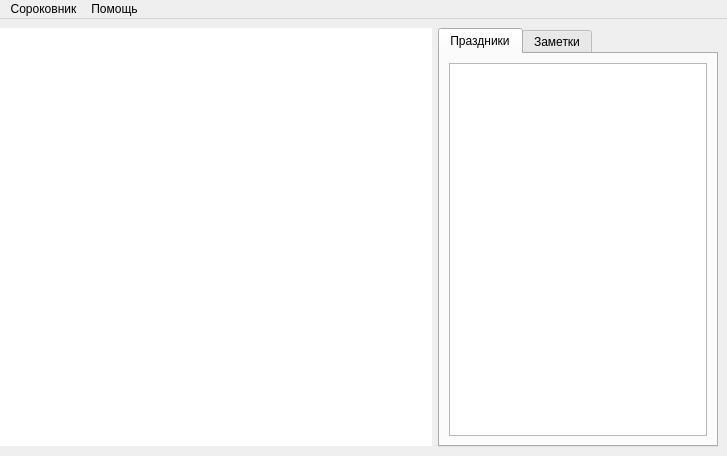
lynx-r1/Slavo-Arian-Calendar, file src/sorokovnikapp/sorokovnikapp.ui: the form before one commit.
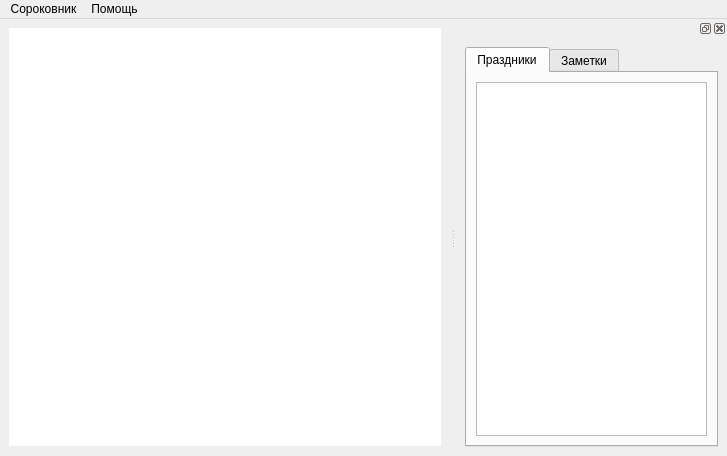
The form after the commit.

Patch:
```diff
--- a/src/sorokovnikapp/sorokovnikapp.ui
+++ b/src/sorokovnikapp/sorokovnikapp.ui
@@ -15,9 +15,6 @@
   </property>
   <widget class="QWidget" name="centralwidget">
    <layout class="QHBoxLayout" name="horizontalLayout">
-    <property name="leftMargin">
-     <number>0</number>
-    </property>
     <item>
      <widget class="QGraphicsView" name="mSorokovnikGraphicsView">
       <property name="sizePolicy">
@@ -37,47 +34,6 @@
       </property>
      </widget>
     </item>
-    <item>
-     <widget class="QTabWidget" name="mTabWidget">
-      <property name="currentIndex">
-       <number>0</number>
-      </property>
-      <widget class="QWidget" name="mPrazdnikiTab">
-       <attribute name="title">
-        <string>Праздники</string>
-       </attribute>
-       <layout class="QVBoxLayout" name="verticalLayout">
-        <item>
-         <widget class="QTextEdit" name="mPrazdnikiTextEdit">
-          <property name="horizontalScrollBarPolicy">
-           <enum>Qt::ScrollBarAlwaysOff</enum>
-          </property>
-          <property name="readOnly">
-           <bool>true</bool>
-          </property>
-         </widget>
-        </item>
-       </layout>
-      </widget>
-      <widget class="QWidget" name="mZametkiTab">
-       <attribute name="title">
-        <string>Заметки</string>
-       </attribute>
-       <layout class="QVBoxLayout" name="verticalLayout_2">
-        <item>
-         <widget class="QTextEdit" name="mZametkiTextEdit">
-          <property name="horizontalScrollBarPolicy">
-           <enum>Qt::ScrollBarAlwaysOff</enum>
-          </property>
-          <property name="autoFormatting">
-           <set>QTextEdit::AutoAll</set>
-          </property>
-         </widget>
-        </item>
-       </layout>
-      </widget>
-     </widget>
-    </item>
    </layout>
   </widget>
   <widget class="QMenuBar" name="mMenuBar">
@@ -106,6 +62,62 @@
    <addaction name="menu"/>
    <addaction name="menu_2"/>
   </widget>
+  <widget class="QDockWidget" name="dockWidget">
+   <property name="sizePolicy">
+    <sizepolicy hsizetype="Expanding" vsizetype="Expanding">
+     <horstretch>0</horstretch>
+     <verstretch>0</verstretch>
+    </sizepolicy>
+   </property>
+   <attribute name="dockWidgetArea">
+    <number>2</number>
+   </attribute>
+   <widget class="QWidget" name="dockWidgetContents">
+    <layout class="QHBoxLayout" name="horizontalLayout_2">
+     <item>
+      <widget class="QTabWidget" name="mTabWidget">
+       <property name="currentIndex">
+        <number>0</number>
+       </property>
+       <widget class="QWidget" name="mPrazdnikiTab">
+        <attribute name="title">
+         <string>Праздники</string>
+        </attribute>
+        <layout class="QVBoxLayout" name="verticalLayout">
+         <item>
+          <widget class="QTextEdit" name="mPrazdnikiTextEdit">
+           <property name="horizontalScrollBarPolicy">
+            <enum>Qt::ScrollBarAlwaysOff</enum>
+           </property>
+           <property name="readOnly">
+            <bool>true</bool>
+           </property>
+          </widget>
+         </item>
+        </layout>
+       </widget>
+       <widget class="QWidget" name="mZametkiTab">
+        <attribute name="title">
+         <string>Заметки</string>
+        </attribute>
+        <layout class="QVBoxLayout" name="verticalLayout_2">
+         <item>
+          <widget class="QTextEdit" name="mZametkiTextEdit">
+           <property name="horizontalScrollBarPolicy">
+            <enum>Qt::ScrollBarAlwaysOff</enum>
+           </property>
+           <property name="autoFormatting">
+            <set>QTextEdit::AutoAll</set>
+           </property>
+          </widget>
+         </item>
+        </layout>
+       </widget>
+      </widget>
+     </item>
+    </layout>
+   </widget>
+  </widget>
   <action name="mSettingsAction">
    <property name="text">
     <string>Настройки</string>
```
Left out of the diff: 2 changed lines with no effect on the pictures.
